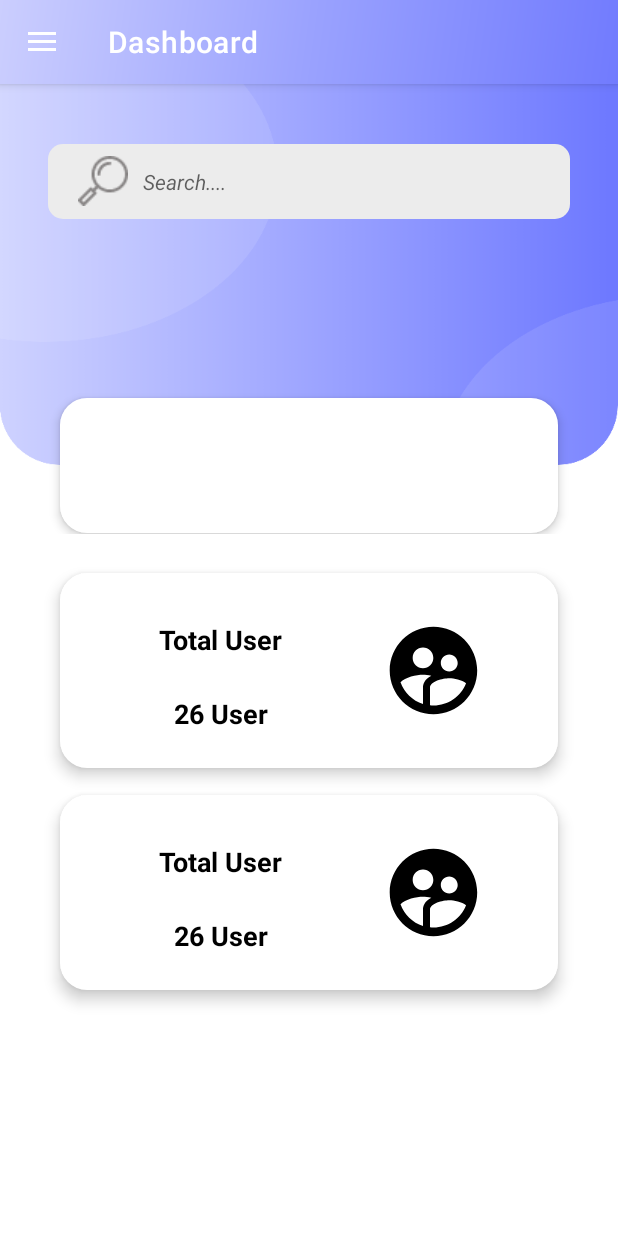
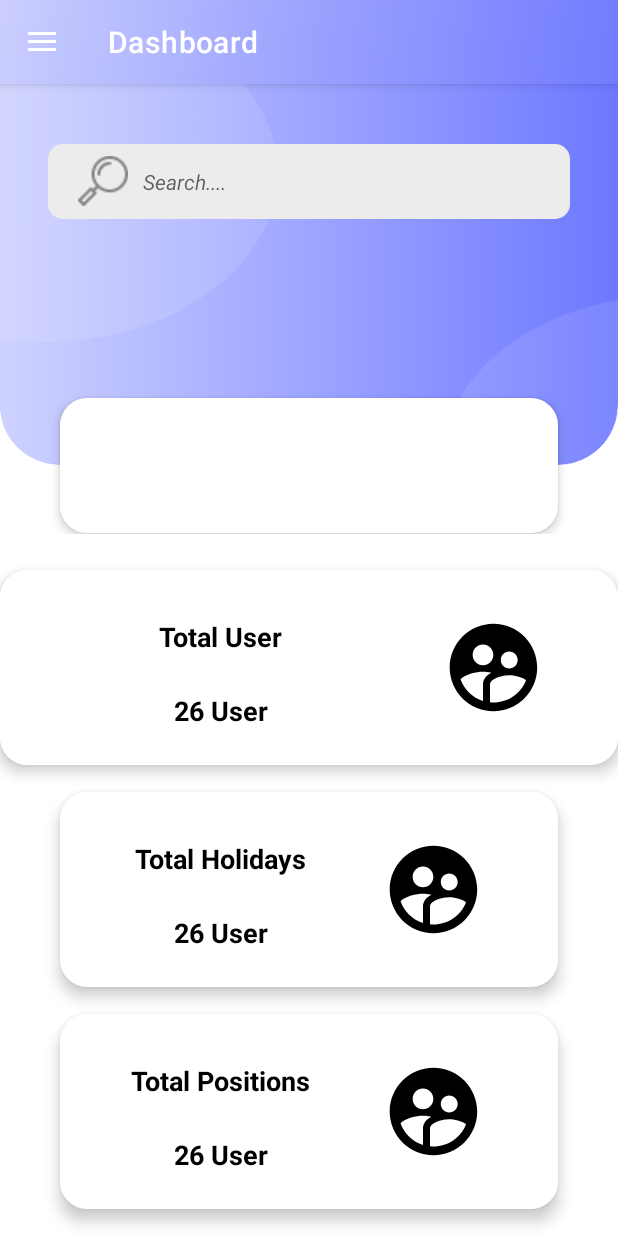
Before and after one commit to ZAIDALMAGHFUR/appAbsen, an Android app: the AdminActivity screen opened directly, with no data from a screen before it, on a phone screen of 412 x 824 dp. Run offline under Robolectric (Android 15) with nearby library versions, the phone set to English and light mode, and no system bars; our stand-ins replace navigation-ui.

Commit message:
nama User

```diff
--- a/app/src/main/java/com/example/myabsensi/AdminActivity.kt
+++ b/app/src/main/java/com/example/myabsensi/AdminActivity.kt
@@ -72,8 +72,7 @@ class AdminActivity : AppCompatActivity() {
         return navController.navigateUp(appBarConfiguration) || super.onSupportNavigateUp()
     }
 
-    fun masege(){
+    fun masege() {
         Toast.makeText(this, "Anda Berhasil logout", Toast.LENGTH_SHORT).show()
     }
-
 }
--- a/app/src/main/java/com/example/myabsensi/UserActivity.kt
+++ b/app/src/main/java/com/example/myabsensi/UserActivity.kt
@@ -24,6 +24,8 @@
 
             //memanggil nama dan email yang login dari shared preference
             prefManager = PrefManager(this)
+            val headerView = binding.NameUser.findViewById<TextView>(R.id.NameUser)
+            headerView.text = prefManager.getName()
 
             //membuat logout
             //menggunakan fungsi onNavigationItemSelected
--- /dev/null
+++ b/app/src/main/java/com/example/myabsensi/pojo/DashboardResponse.kt
@@ -0,0 +1,9 @@
+package com.example.myabsensi.pojo
+
+data class DashboardResponse(
+    val status : String,
+    val meta : User,
+    val data : User,
+    val message : String,
+) {
+}
--- a/app/src/main/java/com/example/myabsensi/retrofit/ApiEndpoint.kt
+++ b/app/src/main/java/com/example/myabsensi/retrofit/ApiEndpoint.kt
@@ -13,6 +13,11 @@ interface ApiEndpoint {
         @Field("password") password:String
     ):Call<LoginResponse>
 
+    @GET("DashboardController-index")
+    fun dashboard(
+        @Header("Authorization") token:String
+    ):Call<DashboardResponse>
+
     @GET("logout")
     fun logout(
         @Header("Authorization") token:String
--- a/app/src/main/java/com/example/myabsensi/utils/PrefManager.kt
+++ b/app/src/main/java/com/example/myabsensi/utils/PrefManager.kt
@@ -49,6 +49,14 @@ class PrefManager(var context: Context) {
         return pref?.getString("email", "")
     }
 
+    fun setDashboard(user: String?, positions: String?, Holiday: String?) {
+        editor?.putString("user", user)
+        editor?.putString("positions", positions)
+        editor?.putString("Holiday", Holiday)
+        editor?.commit()
+    }
+
+
     fun clear() {
         editor?.clear()
             ?.apply()
--- a/app/src/main/res/layout/activity_user.xml
+++ b/app/src/main/res/layout/activity_user.xml
@@ -42,7 +42,7 @@
             app:layout_constraintTop_toTopOf="parent" />
 
         <TextView
-            android:id="@+id/NamaUser"
+            android:id="@+id/NameUser"
             android:layout_width="wrap_content"
             android:layout_height="wrap_content"
             android:layout_marginTop="8dp"
--- a/app/src/main/res/layout/fragment_home.xml
+++ b/app/src/main/res/layout/fragment_home.xml
@@ -83,13 +83,12 @@
         android:id="@+id/constraintLayout2"
         android:layout_width="match_parent"
         android:layout_height="130dp"
-        android:layout_marginStart="40dp"
-        android:layout_marginEnd="40dp"
-        android:layout_marginTop="18dp"
+        android:layout_marginTop="16dp"
+        android:background="@drawable/white_background"
         android:elevation="6dp"
         android:orientation="horizontal"
-        android:background="@drawable/white_background"
-        app:layout_constraintTop_toBottomOf="@+id/constraintLayout">
+        app:layout_constraintTop_toBottomOf="@+id/constraintLayout"
+        tools:layout_editor_absoluteX="40dp">
 
         <ImageView
             android:id="@+id/imageView6"
@@ -102,7 +101,7 @@
             app:srcCompat="@drawable/baseline_supervised_user_circle_24" />
 
         <TextView
-            android:id="@+id/textView6"
+            android:id="@+id/textTotalUser"
             android:layout_width="wrap_content"
             android:layout_height="wrap_content"
             android:text="26 User"
@@ -112,10 +111,10 @@
             app:layout_constraintBottom_toBottomOf="parent"
             app:layout_constraintEnd_toStartOf="@+id/imageView6"
             app:layout_constraintStart_toStartOf="parent"
-            app:layout_constraintTop_toBottomOf="@+id/textView7" />
+            app:layout_constraintTop_toBottomOf="@+id/textView6" />
 
         <TextView
-            android:id="@+id/textView7"
+            android:id="@+id/textView6"
             android:layout_width="wrap_content"
             android:layout_height="wrap_content"
             android:layout_marginTop="32dp"
@@ -123,8 +122,8 @@
             android:textColor="@color/black"
             android:textSize="18sp"
             android:textStyle="bold"
-            app:layout_constraintEnd_toEndOf="@+id/textView6"
-            app:layout_constraintStart_toStartOf="@+id/textView6"
+            app:layout_constraintEnd_toStartOf="@+id/imageView6"
+            app:layout_constraintStart_toStartOf="parent"
             app:layout_constraintTop_toTopOf="parent" />
     </androidx.constraintlayout.widget.ConstraintLayout>
 
@@ -151,7 +150,7 @@
             app:srcCompat="@drawable/baseline_supervised_user_circle_24" />
 
         <TextView
-            android:id="@+id/textView8"
+            android:id="@+id/textTotalPositions"
             android:layout_width="wrap_content"
             android:layout_height="wrap_content"
             android:text="26 User"
@@ -161,6 +160,55 @@
             app:layout_constraintBottom_toBottomOf="parent"
             app:layout_constraintEnd_toStartOf="@+id/imageView7"
             app:layout_constraintStart_toStartOf="parent"
+            app:layout_constraintTop_toBottomOf="@+id/textView8" />
+
+        <TextView
+            android:id="@+id/textView8"
+            android:layout_width="wrap_content"
+            android:layout_height="wrap_content"
+            android:layout_marginTop="32dp"
+            android:text="Total Holidays"
+            android:textColor="@color/black"
+            android:textSize="18sp"
+            android:textStyle="bold"
+            app:layout_constraintEnd_toStartOf="@+id/imageView7"
+            app:layout_constraintStart_toStartOf="parent"
+            app:layout_constraintTop_toTopOf="parent" />
+    </androidx.constraintlayout.widget.ConstraintLayout>
+
+    <androidx.constraintlayout.widget.ConstraintLayout
+        android:id="@+id/constraintLayout4"
+        android:layout_width="match_parent"
+        android:layout_height="130dp"
+        android:layout_marginStart="40dp"
+        android:layout_marginEnd="40dp"
+        android:layout_marginTop="18dp"
+        android:elevation="6dp"
+        android:orientation="horizontal"
+        android:background="@drawable/white_background"
+        app:layout_constraintTop_toBottomOf="@+id/constraintLayout3">
+
+        <ImageView
+            android:id="@+id/imageView8"
+            android:layout_width="70dp"
+            android:layout_height="70dp"
+            android:layout_marginEnd="48dp"
+            app:layout_constraintBottom_toBottomOf="parent"
+            app:layout_constraintEnd_toEndOf="parent"
+            app:layout_constraintTop_toTopOf="parent"
+            app:srcCompat="@drawable/baseline_supervised_user_circle_24" />
+
+        <TextView
+            android:id="@+id/textTotalHoliday"
+            android:layout_width="wrap_content"
+            android:layout_height="wrap_content"
+            android:text="26 User"
+            android:textColor="@color/black"
+            android:textSize="18sp"
+            android:textStyle="bold"
+            app:layout_constraintBottom_toBottomOf="parent"
+            app:layout_constraintEnd_toStartOf="@+id/imageView8"
+            app:layout_constraintStart_toStartOf="parent"
             app:layout_constraintTop_toBottomOf="@+id/textView9" />
 
         <TextView
@@ -168,12 +216,12 @@
             android:layout_width="wrap_content"
             android:layout_height="wrap_content"
             android:layout_marginTop="32dp"
-            android:text="Total User"
+            android:text="Total Positions"
             android:textColor="@color/black"
             android:textSize="18sp"
             android:textStyle="bold"
-            app:layout_constraintEnd_toEndOf="@+id/textView8"
-            app:layout_constraintStart_toStartOf="@+id/textView8"
+            app:layout_constraintEnd_toStartOf="@+id/imageView8"
+            app:layout_constraintStart_toStartOf="parent"
             app:layout_constraintTop_toTopOf="parent" />
     </androidx.constraintlayout.widget.ConstraintLayout>
 
```
